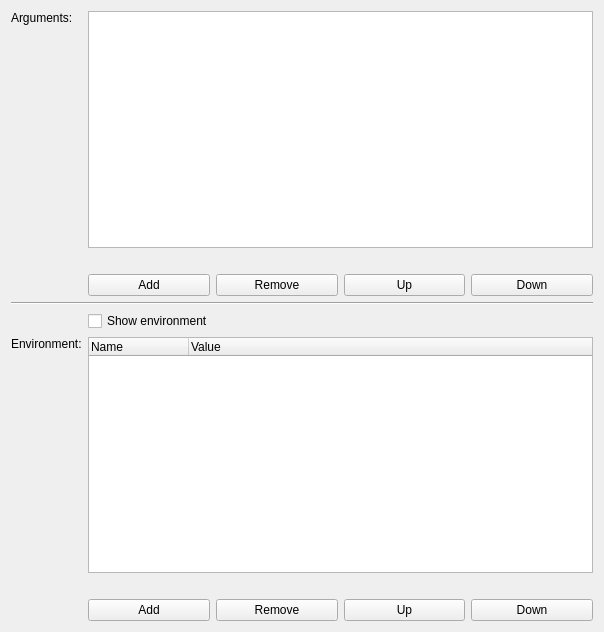
Qt form src/brickv/plugin_system/plugins/red/ui/program_page_arguments.ui (Tinkerforge/brickv) before a commit.
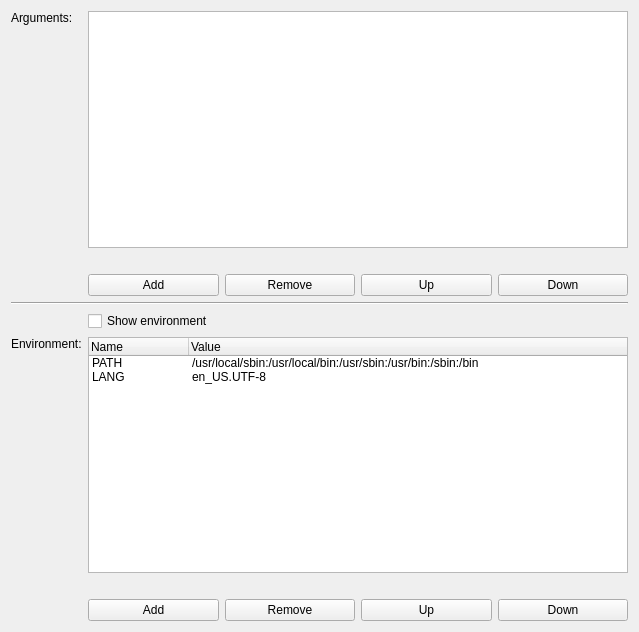
The same form after that commit.

Commit message: red-brick/pw: Add default values fors PATH and LANG

```diff
--- a/src/brickv/plugin_system/plugins/red/ui/program_page_arguments.ui
+++ b/src/brickv/plugin_system/plugins/red/ui/program_page_arguments.ui
@@ -6,7 +6,7 @@
    <rect>
     <x>0</x>
     <y>0</y>
-    <width>604</width>
+    <width>639</width>
     <height>632</height>
    </rect>
   </property>
@@ -106,6 +106,22 @@
          <string>Value</string>
         </property>
        </column>
+       <item>
+        <property name="text">
+         <string>PATH</string>
+        </property>
+        <property name="text">
+         <string>/usr/local/sbin:/usr/local/bin:/usr/sbin:/usr/bin:/sbin:/bin</string>
+        </property>
+       </item>
+       <item>
+        <property name="text">
+         <string>LANG</string>
+        </property>
+        <property name="text">
+         <string>en_US.UTF-8</string>
+        </property>
+       </item>
       </widget>
      </item>
      <item row="5" column="0">
```
The commit also changes 1 other file.
